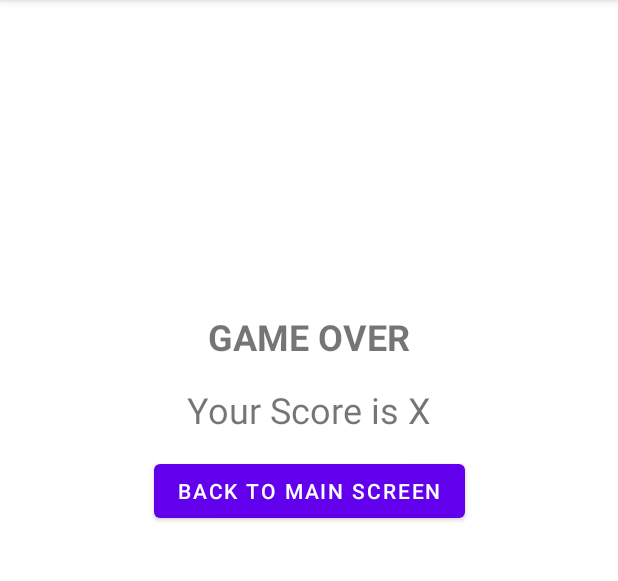
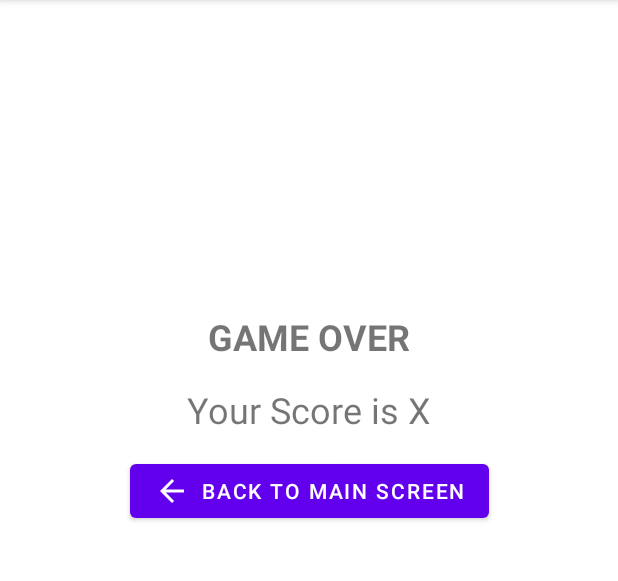
Before and after one commit to Gilbert105/Adv160419105Week2HW, an Android app: the fragment ResultFragment shown on its own in the app's theme, on a phone screen of 412 x 824 dp, the part 84-665 px from its top. Run offline under Robolectric (Android 15) with nearby library versions, the phone set to English and light mode, and no system bars.

```diff
--- a/app/build.gradle
+++ b/app/build.gradle
@@ -1,6 +1,8 @@
 plugins {
     id 'com.android.application'
     id 'kotlin-android'
+    id 'kotlin-android-extensions'
+    id 'androidx.navigation.safeargs.kotlin'
 }
 
 android {
@@ -33,11 +35,15 @@ android {
 
 dependencies {
 
+    implementation 'androidx.navigation:navigation-ui-ktx:2.4.1'
+    implementation 'androidx.navigation:navigation-fragment-ktx:2.4.1'
     implementation 'androidx.core:core-ktx:1.7.0'
     implementation 'androidx.appcompat:appcompat:1.4.1'
     implementation 'com.google.android.material:material:1.5.0'
     implementation 'androidx.constraintlayout:constraintlayout:2.1.3'
     implementation 'androidx.legacy:legacy-support-v4:1.0.0'
+    implementation 'androidx.navigation:navigation-fragment-ktx:2.4.1'
+    implementation 'androidx.navigation:navigation-ui-ktx:2.4.1'
     testImplementation 'junit:junit:4.+'
     androidTestImplementation 'androidx.test.ext:junit:1.1.3'
     androidTestImplementation 'androidx.test.espresso:espresso-core:3.4.0'
--- /dev/null
+++ b/app/src/main/res/drawable/ic_baseline_arrow_back_24.xml
@@ -0,0 +1,11 @@
+<vector xmlns:android="http://schemas.android.com/apk/res/android"
+    android:width="24dp"
+    android:height="24dp"
+    android:viewportWidth="24"
+    android:viewportHeight="24"
+    android:tint="?attr/colorControlNormal"
+    android:autoMirrored="true">
+  <path
+      android:fillColor="@android:color/white"
+      android:pathData="M20,11H7.83l5.59,-5.59L12,4l-8,8 8,8 1.41,-1.41L7.83,13H20v-2z"/>
+</vector>
--- a/app/src/main/res/layout/fragment_result.xml
+++ b/app/src/main/res/layout/fragment_result.xml
@@ -39,6 +39,7 @@
             android:layout_height="wrap_content"
             android:layout_marginTop="14dp"
             android:text="Back To Main Screen"
+            app:icon="@drawable/ic_baseline_arrow_back_24"
             app:layout_constraintEnd_toEndOf="parent"
             app:layout_constraintStart_toStartOf="parent"
             app:layout_constraintTop_toBottomOf="@+id/textScore" />
--- /dev/null
+++ b/app/src/main/res/navigation/navigation_game.xml
@@ -0,0 +1,6 @@
+<?xml version="1.0" encoding="utf-8"?>
+<navigation xmlns:android="http://schemas.android.com/apk/res/android"
+    xmlns:app="http://schemas.android.com/apk/res-auto"
+    android:id="@+id/navigation_game">
+
+</navigation>
--- a/build.gradle
+++ b/build.gradle
@@ -7,6 +7,7 @@ buildscript {
     dependencies {
         classpath "com.android.tools.build:gradle:7.0.2"
         classpath "org.jetbrains.kotlin:kotlin-gradle-plugin:1.6.0"
+        classpath "androidx.navigation:navigation-safe-args-gradle-plugin:2.4.1"
 
         // NOTE: Do not place your application dependencies here; they belong
         // in the individual module build.gradle files
```
